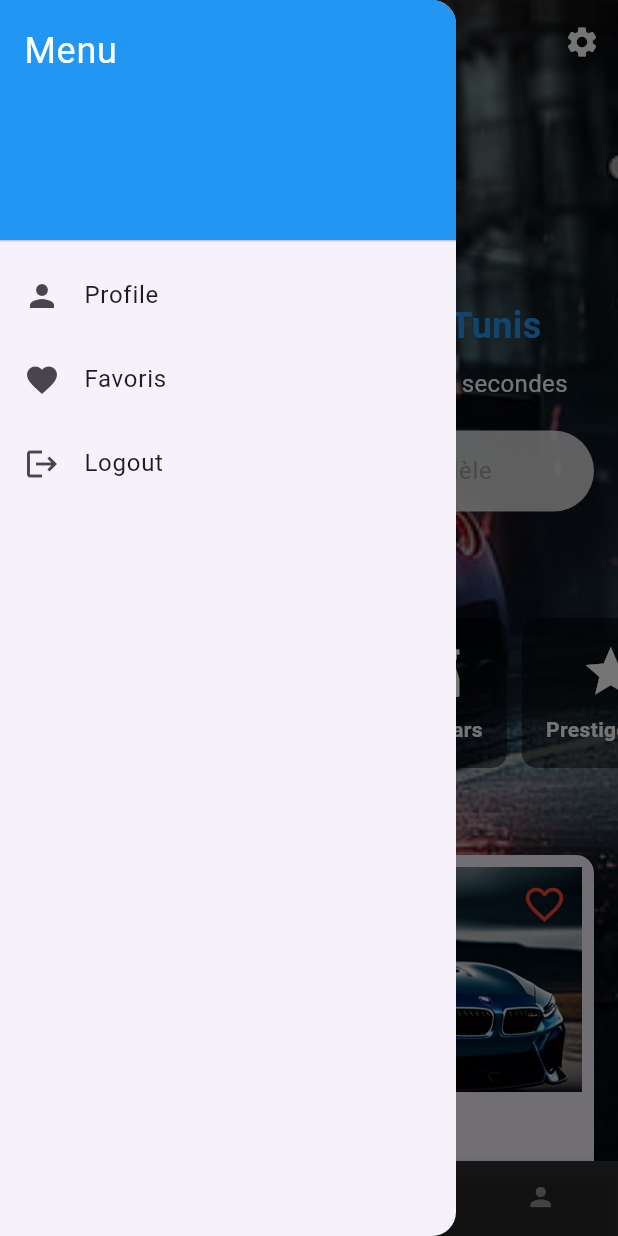
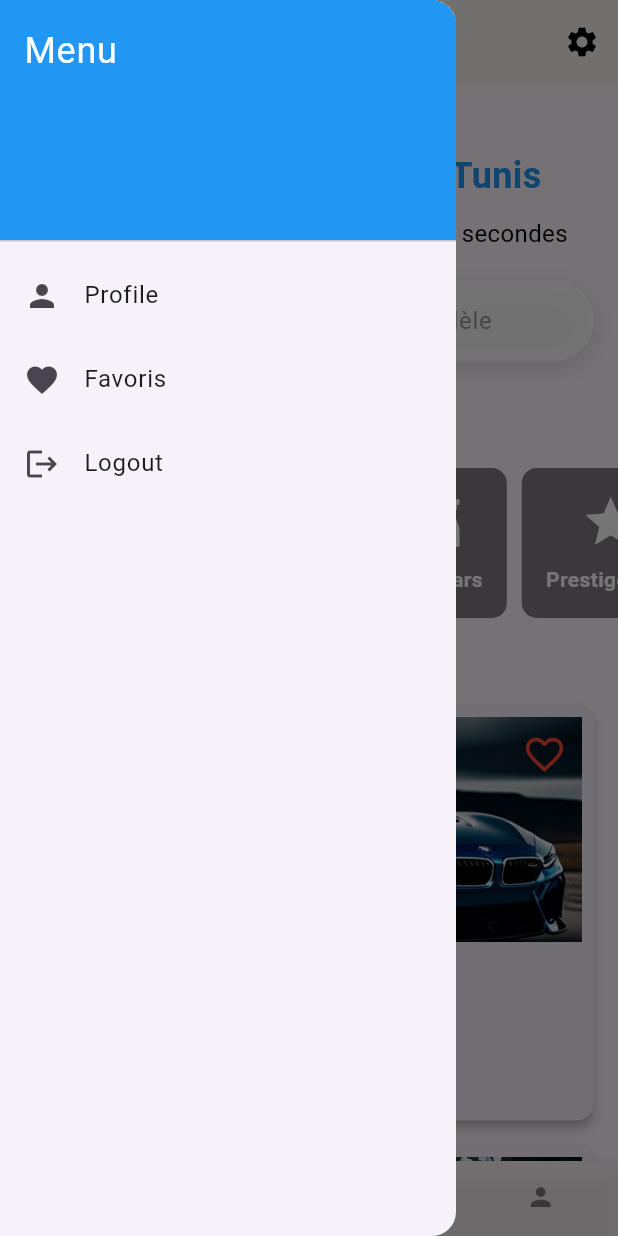
Before and after one commit to Faika123/Renty_project, a Flutter app: the HomePage screen opened by its route, with the side drawer open, on a phone screen of 412 x 824 dp. Run offline on Flutter 3.47's test engine with Material 3 defaults, Android fonts, the phone set to English and light mode, and no system bars; our stand-ins replace cloud_firestore, firebase_auth, firebase_core, image_picker; accounts and stored records are empty.

Commit message:
version6

```diff
--- a/flutter_application_1/lib/homepage.dart
+++ b/flutter_application_1/lib/homepage.dart
@@ -51,16 +51,16 @@ class _HomePageState extends State<HomePage> {
     return Scaffold(
       extendBodyBehindAppBar: true,
       appBar: AppBar(
-        backgroundColor: Colors.transparent,
+        backgroundColor: const Color.fromARGB(255, 249, 243, 243),
         elevation: 0,
         title: Text(
           "Renty.com",
-          style: TextStyle(color: Colors.white, fontWeight: FontWeight.bold),
+          style: TextStyle(color: Colors.black, fontWeight: FontWeight.bold),
         ),
-        iconTheme: IconThemeData(color: Colors.white),
+        iconTheme: IconThemeData(color: Colors.black),
         actions: [
           IconButton(
-            icon: Icon(Icons.settings, color: Colors.white),
+            icon: Icon(Icons.settings, color: Colors.black),
             onPressed: () {},
           ),
         ],
@@ -109,21 +109,11 @@ class _HomePageState extends State<HomePage> {
       ),
       body: Stack(
         children: [
-          Positioned.fill(
-            child: Image.asset(
-              'assets/images/image4.jpg',
-              fit: BoxFit.cover,
-            ),
-          ),
-          Positioned.fill(
-            child: Container(
-              color: Colors.black.withOpacity(0.3),
-            ),
-          ),
+
           SingleChildScrollView(
             child: Column(
               children: [
-                SizedBox(height: 200),
+                SizedBox(height: 100),
                 Text(
                   'Location de voitures à Tunis',
                   style: TextStyle(
@@ -135,7 +125,7 @@ class _HomePageState extends State<HomePage> {
                 SizedBox(height: 10),
                 Text(
                   'Trouvez la voiture de vos rêves en 60 secondes',
-                  style: TextStyle(fontSize: 16, color: Colors.white),
+                  style: TextStyle(fontSize: 16, color: Colors.black),
                 ),
                 SizedBox(height: 20),
                 Padding(
@@ -165,7 +155,7 @@ class _HomePageState extends State<HomePage> {
                 ),
                 SizedBox(height: 20),
                 Text(
-                  'TOUTES CATÉGORIES',
+                  'Toutes catégories',
                   style: TextStyle(
                     color: Colors.blue,
                     fontWeight: FontWeight.bold,
@@ -237,13 +227,13 @@ class _HomePageState extends State<HomePage> {
               label: '',
             ),
           ],
-          selectedItemColor: const Color.fromARGB(255, 244, 248, 252),
+          selectedItemColor: const Color.fromARGB(255, 7, 7, 7),
           unselectedItemColor:
-              const Color.fromARGB(255, 251, 252, 253).withOpacity(0.5),
+              const Color.fromARGB(255, 7, 7, 7).withOpacity(0.5),
           showSelectedLabels: false,
           showUnselectedLabels: false,
           type: BottomNavigationBarType.fixed,
-          backgroundColor: Colors.transparent.withOpacity(0.8),
+          backgroundColor: const Color.fromARGB(255, 249, 243, 243).withOpacity(0.8),
           elevation: 5,
         ),
       ),
--- a/flutter_application_1/lib/main.dart
+++ b/flutter_application_1/lib/main.dart
@@ -29,9 +29,9 @@ class MyApp extends StatelessWidget {
       home: SplashScreen(),
       routes: {
        // '/': (context) => SplashScreen(),
+       '/homepage': (context) => HomePage(),
         '/login': (context) => LoginPage(),
         '/signup': (context) => SignupPage(),
-          '/homepage': (context) => HomePage(),
         '/dashboard': (context) => DashboardPage(),
         '/categories': (context) => CategoriesPage(),
 
--- a/flutter_application_1/lib/splash_screen.dart
+++ b/flutter_application_1/lib/splash_screen.dart
@@ -1,5 +1,5 @@
 import 'package:flutter/material.dart';
-import 'login.dart';
+import 'homepage.dart';
 import 'dart:async';
 
 class SplashScreen extends StatefulWidget {
@@ -15,7 +15,7 @@ class _SplashScreenState extends State<SplashScreen> {
     Timer(Duration(seconds: 3), () {
       Navigator.pushReplacement(
         context,
-        MaterialPageRoute(builder: (context) => LoginPage()),
+        MaterialPageRoute(builder: (context) => HomePage()),
       );
     });
   }
```
Also changed, not shown: flutter_application_1/lib/booking.dart (+74 -33 lines), flutter_application_1/lib/cardetails.dart (+170 -72 lines).
